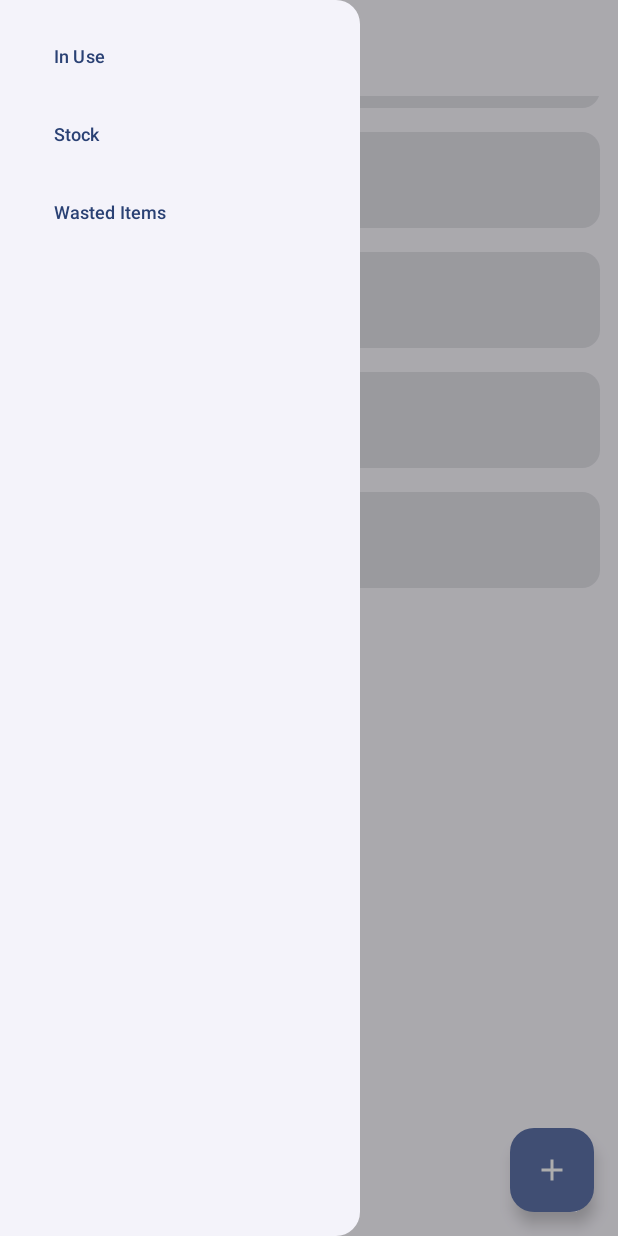
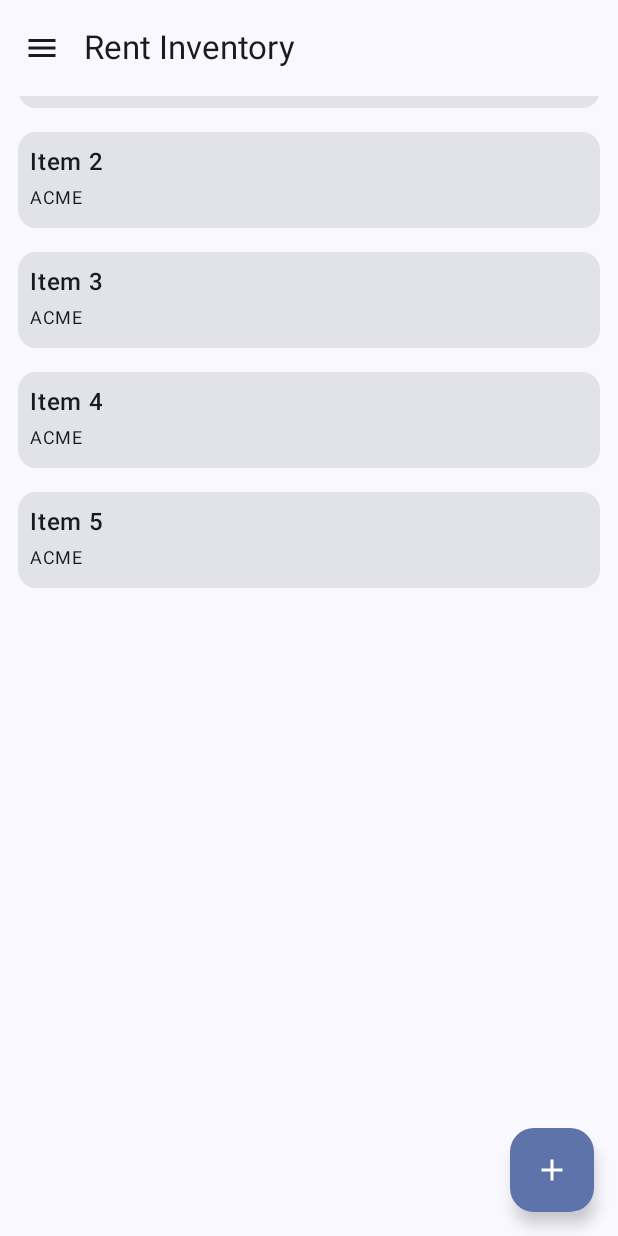
Before and after one commit to RodriguezMauro94/RentInventory, an Android app built with Jetpack Compose: the screen it shows after launch (MainActivity), after a tap on "In Use", on a phone screen of 412 x 824 dp. Run offline under Robolectric (Android 15) with nearby library versions, the phone set to English and light mode, and no system bars; our stand-ins replace Dagger/Hilt's generated code; 2 other taps on this screen came first.

```diff
--- /dev/null
+++ b/RentInventoryApp/app/src/main/java/com/maurosergiorodriguez/rentinventoryapp/inventorylist/ui/InventoryListComponents.kt
@@ -0,0 +1,51 @@
+package com.maurosergiorodriguez.rentinventoryapp.inventorylist.ui
+
+import androidx.compose.foundation.gestures.detectTapGestures
+import androidx.compose.foundation.layout.Column
+import androidx.compose.foundation.layout.fillMaxWidth
+import androidx.compose.foundation.layout.padding
+import androidx.compose.material3.Card
+import androidx.compose.material3.Text
+import androidx.compose.material3.TextButton
+import androidx.compose.runtime.Composable
+import androidx.compose.ui.Modifier
+import androidx.compose.ui.input.pointer.pointerInput
+import androidx.compose.ui.text.font.FontWeight
+import androidx.compose.ui.unit.dp
+import androidx.compose.ui.unit.sp
+import com.maurosergiorodriguez.rentinventoryapp.inventorylist.ui.model.ItemModel
+
+@Composable
+fun ItemCard(item: ItemModel) {
+    Card(
+        modifier = Modifier
+            .fillMaxWidth()
+            .padding(horizontal = 12.dp, vertical = 8.dp)
+            .pointerInput(Unit) {
+                detectTapGestures(onLongPress = {
+                    //TODO show edit/remove dialog
+                })
+            }
+    ) {
+        Column(
+            modifier = Modifier.padding(8.dp)
+        ) {
+            Text(text = item.title, fontSize = 16.sp, fontWeight = FontWeight.SemiBold)
+            Text(text = item.brand, fontSize = 12.sp)
+        }
+    }
+}
+
+@Composable
+fun DrawerItem(name: String, onDrawerItemClicked: () -> Unit) {
+    TextButton(onClick = {
+        onDrawerItemClicked()
+    }) {
+        Text(
+            text = name,
+            modifier = Modifier.padding(8.dp),
+            fontSize = 12.sp,
+            fontWeight = FontWeight.SemiBold
+        )
+    }
+}
--- a/RentInventoryApp/app/src/main/java/com/maurosergiorodriguez/rentinventoryapp/inventorylist/ui/InventoryListScreen.kt
+++ b/RentInventoryApp/app/src/main/java/com/maurosergiorodriguez/rentinventoryapp/inventorylist/ui/InventoryListScreen.kt
@@ -11,6 +11,7 @@ import androidx.compose.material.icons.Icons
 import androidx.compose.material.icons.filled.Add
 import androidx.compose.material.icons.filled.Menu
 import androidx.compose.material3.Card
+import androidx.compose.material3.DrawerState
 import androidx.compose.material3.DrawerValue
 import androidx.compose.material3.ExperimentalMaterial3Api
 import androidx.compose.material3.FloatingActionButton
@@ -27,10 +28,13 @@ import androidx.compose.runtime.Composable
 import androidx.compose.runtime.rememberCoroutineScope
 import androidx.compose.ui.Modifier
 import androidx.compose.ui.input.pointer.pointerInput
+import androidx.compose.ui.res.stringResource
 import androidx.compose.ui.text.font.FontWeight
 import androidx.compose.ui.unit.dp
 import androidx.compose.ui.unit.sp
+import com.maurosergiorodriguez.rentinventoryapp.R
 import com.maurosergiorodriguez.rentinventoryapp.inventorylist.ui.model.ItemModel
+import kotlinx.coroutines.CoroutineScope
 import kotlinx.coroutines.launch
 
 @OptIn(ExperimentalMaterial3Api::class)
@@ -56,37 +60,19 @@ fun InventoryListScreen() {
                         .fillMaxHeight()
                         .padding(horizontal = 16.dp, vertical = 12.dp)
                 ) {
-                    TextButton(onClick = {
+                    DrawerItem(stringResource(R.string.state_in_use)) {
                         //TODO load In Use Items
-                    }) {
-                        Text(
-                            "In Use",
-                            modifier = Modifier.padding(8.dp),
-                            fontSize = 12.sp,
-                            fontWeight = FontWeight.SemiBold
-                        )
+                        closeDrawer(coroutineScope, drawerState)
                     }
 
-                    TextButton(onClick = {
+                    DrawerItem(stringResource(R.string.state_stock)) {
                         //TODO load Stock Items
-                    }) {
-                        Text(
-                            "Stock",
-                            modifier = Modifier.padding(8.dp),
-                            fontSize = 12.sp,
-                            fontWeight = FontWeight.SemiBold
-                        )
+                        closeDrawer(coroutineScope, drawerState)
                     }
 
-                    TextButton(onClick = {
+                    DrawerItem(stringResource(R.string.state_wasted)) {
                         //TODO load Wasted Items
-                    }) {
-                        Text(
-                            "Wasted Items",
-                            modifier = Modifier.padding(8.dp),
-                            fontSize = 12.sp,
-                            fontWeight = FontWeight.SemiBold
-                        )
+                        closeDrawer(coroutineScope, drawerState)
                     }
                 }
             }
@@ -104,7 +90,7 @@ fun InventoryListScreen() {
                                 drawerState.open()
                             }
                         }) {
-                            Icon(imageVector = Icons.Filled.Menu, contentDescription = "Menu")
+                            Icon(imageVector = Icons.Filled.Menu, contentDescription = stringResource(R.string.menu))
                         }
                     }
                 )
@@ -113,7 +99,7 @@ fun InventoryListScreen() {
                 FloatingActionButton(onClick = {
                     //TODO goto add item screen
                 }) {
-                    Icon(imageVector = Icons.Filled.Add, contentDescription = "Add Item")
+                    Icon(imageVector = Icons.Filled.Add, contentDescription = stringResource(R.string.add_item))
                 }
             }
         ) { padding ->
@@ -126,23 +112,11 @@ fun InventoryListScreen() {
     }
 }
 
-@Composable
-fun ItemCard(item: ItemModel) {
-    Card(
-        modifier = Modifier
-            .fillMaxWidth()
-            .padding(horizontal = 12.dp, vertical = 8.dp)
-            .pointerInput(Unit) {
-                detectTapGestures(onLongPress = {
-                    //TODO show edit/remove dialog
-                })
-            }
-    ) {
-        Column(
-            modifier = Modifier.padding(8.dp)
-        ) {
-            Text(text = item.title, fontSize = 16.sp, fontWeight = FontWeight.SemiBold)
-            Text(text = item.brand, fontSize = 12.sp)
-        }
+private fun closeDrawer(
+    coroutineScope: CoroutineScope,
+    drawerState: DrawerState
+) {
+    coroutineScope.launch {
+        drawerState.close()
     }
 }
--- a/RentInventoryApp/app/src/main/res/values/strings.xml
+++ b/RentInventoryApp/app/src/main/res/values/strings.xml
@@ -1,3 +1,8 @@
 <resources>
     <string name="app_name">RentInventoryApp</string>
+    <string name="menu">Menu</string>
+    <string name="add_item">Add item</string>
+    <string name="state_in_use">In Use</string>
+    <string name="state_stock">Stock</string>
+    <string name="state_wasted">Wasted Items</string>
 </resources>
```
